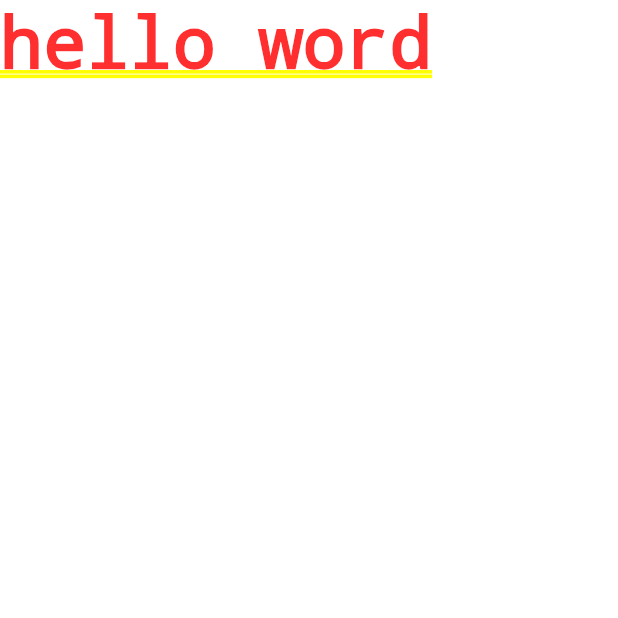
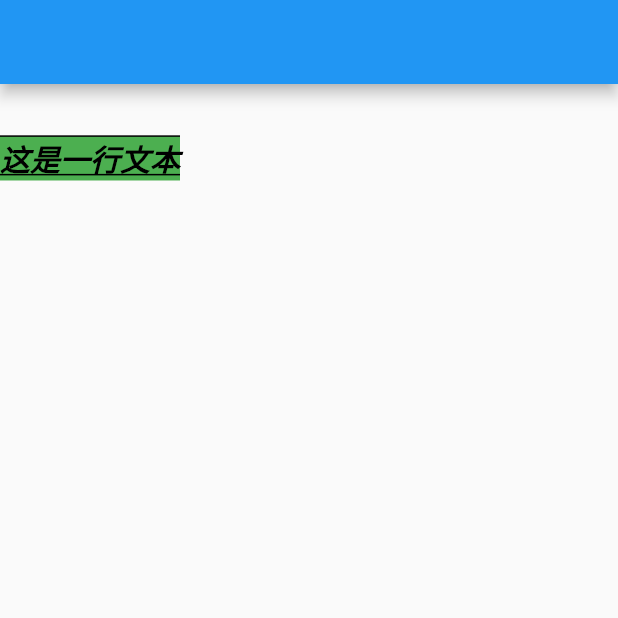
Before and after one commit to betterLeaf/flutter-demo, a Flutter app: the screen it shows after launch, on a phone screen of 412 x 824 dp, the top half of it. Run offline on Flutter 3.47's test engine with Material 2 defaults, Android fonts, the phone set to English and light mode, and no system bars.

Commit message:
文字样式修改

```diff
--- a/lib/main.dart
+++ b/lib/main.dart
@@ -1,15 +1,34 @@
+import 'package:flutter/cupertino.dart';
 import 'package:flutter/material.dart';
 
-void main() {
-  runApp(MyApp());
+void main( ){
+  return runApp(MyApp());
 }
 
 class MyApp extends StatelessWidget{
 
   @override
-  Widget build(BuildContext buildContext) {
+  Widget build(BuildContext context) {
     return MaterialApp(
-      home: Text("hello word"),
+      home: Scaffold(
+        appBar: AppBar(),
+        body: Text(
+          '这是一行文本',
+          textAlign: TextAlign.left,
+          overflow: TextOverflow.ellipsis,
+          strutStyle: StrutStyle(leading: 2, fontSize: 30),
+          softWrap: false,
+          style: TextStyle(
+            background: Paint()..color = Colors.green,
+            color: Colors.black,
+            decoration: TextDecoration.combine([TextDecoration.underline, TextDecoration.overline]),
+            fontSize: 20,
+            fontStyle: FontStyle.italic,
+            fontWeight: FontWeight.bold
+          ),
+        )
+      ),
     );
   }
+
 }
```
